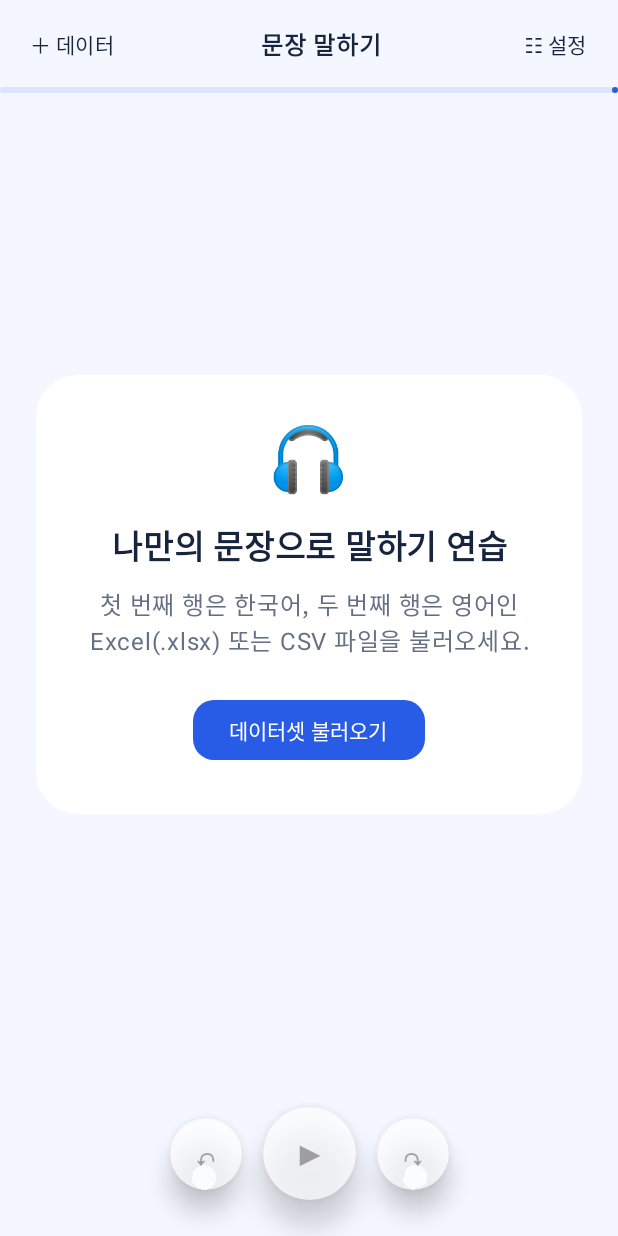
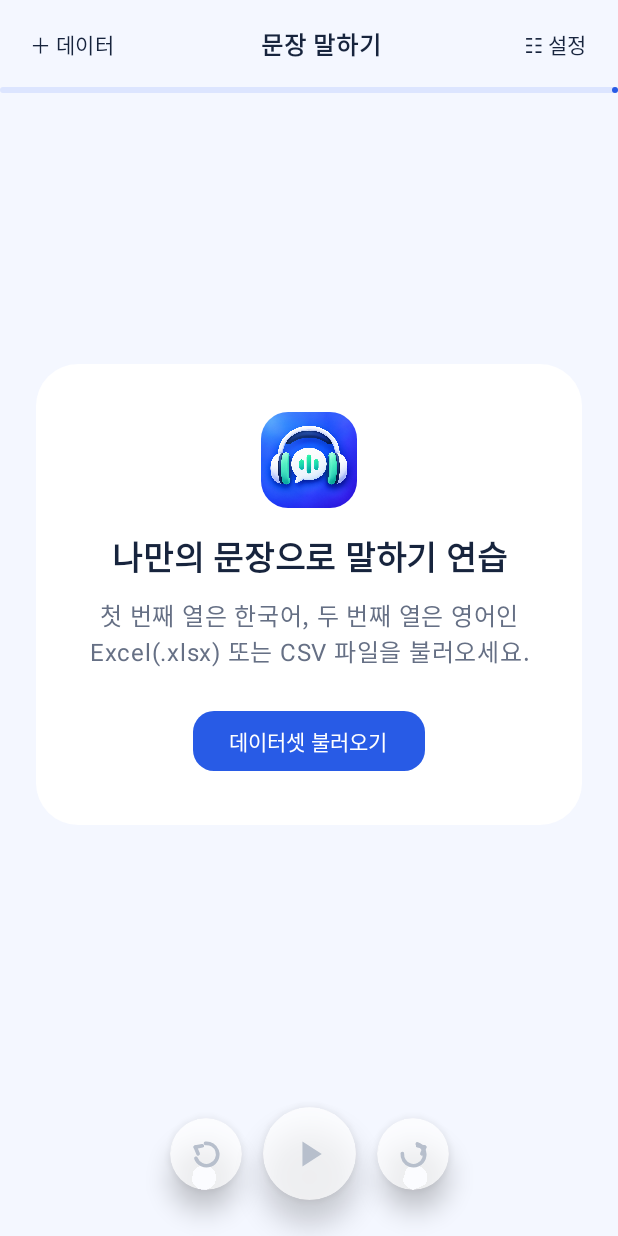
Before and after one commit to hdlee73/SpeakFlow, an Android app built with Jetpack Compose: the screen it shows after launch (MainActivity), on a phone screen of 412 x 824 dp. Run offline under Robolectric (Android 15) with nearby library versions, the light colour scheme and no system bars.

Commit message:
Fix column import and refresh app icons

```diff
--- a/app/src/main/AndroidManifest.xml
+++ b/app/src/main/AndroidManifest.xml
@@ -7,7 +7,9 @@
     </queries>
     <application
         android:allowBackup="true"
+        android:icon="@drawable/app_icon"
         android:label="SpeakFlow"
+        android:roundIcon="@drawable/app_icon"
         android:supportsRtl="true"
         android:theme="@style/Theme.SpeakFlow">
         <activity
--- a/app/src/main/java/com/example/speakflow/ui/SpeakFlowApp.kt
+++ b/app/src/main/java/com/example/speakflow/ui/SpeakFlowApp.kt
@@ -1,6 +1,7 @@
 package com.example.speakflow.ui
 
-import androidx.compose.foundation.background
+import androidx.compose.foundation.Image
+import androidx.compose.foundation.Canvas
 import androidx.compose.foundation.layout.*
 import androidx.compose.foundation.shape.CircleShape
 import androidx.compose.foundation.shape.RoundedCornerShape
@@ -9,13 +10,18 @@ import androidx.compose.runtime.*
 import androidx.compose.ui.Alignment
 import androidx.compose.ui.Modifier
 import androidx.compose.ui.draw.shadow
-import androidx.compose.ui.graphics.Brush
+import androidx.compose.ui.draw.clip
 import androidx.compose.ui.graphics.Color
+import androidx.compose.ui.graphics.Path
+import androidx.compose.ui.graphics.StrokeCap
+import androidx.compose.ui.graphics.drawscope.Stroke
+import androidx.compose.ui.res.painterResource
 import androidx.compose.ui.text.font.FontWeight
 import androidx.compose.ui.text.style.TextAlign
 import androidx.compose.ui.unit.dp
 import androidx.compose.ui.unit.sp
 import com.example.speakflow.model.*
+import com.example.speakflow.R
 
 private val Blue = Color(0xFF285BE6)
 private val Mint = Color(0xFF43C6A4)
@@ -83,11 +89,15 @@ private fun EmptyState(onImport: () -> Unit) {
         shape = RoundedCornerShape(28.dp), colors = CardDefaults.cardColors(containerColor = Color.White)
     ) {
         Column(Modifier.padding(32.dp), horizontalAlignment = Alignment.CenterHorizontally) {
-            Text("🎧", fontSize = 42.sp)
+            Image(
+                painter = painterResource(R.drawable.app_icon),
+                contentDescription = "SpeakFlow 앱 아이콘",
+                modifier = Modifier.size(64.dp).clip(RoundedCornerShape(18.dp))
+            )
             Spacer(Modifier.height(16.dp))
             Text("나만의 문장으로 말하기 연습", fontSize = 22.sp, fontWeight = FontWeight.Bold, color = Ink, textAlign = TextAlign.Center)
             Spacer(Modifier.height(10.dp))
-            Text("첫 번째 행은 한국어, 두 번째 행은 영어인 Excel(.xlsx) 또는 CSV 파일을 불러오세요.", color = Color(0xFF667085), textAlign = TextAlign.Center)
+            Text("첫 번째 열은 한국어, 두 번째 열은 영어인 Excel(.xlsx) 또는 CSV 파일을 불러오세요.", color = Color(0xFF667085), textAlign = TextAlign.Center)
             Spacer(Modifier.height(24.dp))
             Button(onClick = onImport, shape = RoundedCornerShape(14.dp)) { Text("데이터셋 불러오기") }
         }
@@ -156,22 +166,57 @@ private fun PlayerControls(state: LearningUiState, onPrevious: () -> Unit, onPla
         Modifier.fillMaxWidth().navigationBarsPadding().padding(bottom = 24.dp, top = 8.dp),
         horizontalArrangement = Arrangement.Center, verticalAlignment = Alignment.CenterVertically
     ) {
-        RoundButton("↶", 48, onPrevious, state.position > 0)
+        RoundButton(ControlIcon.Previous, 48, onPrevious, state.position > 0)
         Spacer(Modifier.width(14.dp))
-        RoundButton(if (state.phase == LessonPhase.PAUSED || state.phase == LessonPhase.IDLE || state.phase == LessonPhase.COMPLETE) "▶" else "Ⅱ", 62, onPlayPause, state.items.isNotEmpty(), primary = true)
+        RoundButton(
+            if (state.phase == LessonPhase.PAUSED || state.phase == LessonPhase.IDLE || state.phase == LessonPhase.COMPLETE) ControlIcon.Play else ControlIcon.Pause,
+            62, onPlayPause, state.items.isNotEmpty(), primary = true
+        )
         Spacer(Modifier.width(14.dp))
-        RoundButton("↷", 48, onNext, state.position < state.order.lastIndex)
+        RoundButton(ControlIcon.Next, 48, onNext, state.position < state.order.lastIndex)
     }
 }
 
+private enum class ControlIcon { Previous, Play, Pause, Next }
+
 @Composable
-private fun RoundButton(label: String, size: Int, onClick: () -> Unit, enabled: Boolean, primary: Boolean = false) {
+private fun RoundButton(icon: ControlIcon, buttonSize: Int, onClick: () -> Unit, enabled: Boolean, primary: Boolean = false) {
     FilledIconButton(
         onClick = onClick, enabled = enabled,
-        modifier = Modifier.size(size.dp).shadow(10.dp, CircleShape),
+        modifier = Modifier.size(buttonSize.dp).shadow(10.dp, CircleShape),
         colors = IconButtonDefaults.filledIconButtonColors(containerColor = if (primary) Color.White else Color.White, contentColor = Blue, disabledContainerColor = Color.White.copy(alpha = .7f)),
         shape = CircleShape
-    ) { Text(label, fontSize = if (primary) 22.sp else 18.sp, fontWeight = FontWeight.Bold) }
+    ) {
+        Canvas(Modifier.size(if (primary) 28.dp else 23.dp)) {
+            val color = if (enabled) Blue else Color(0xFFB7BFCC)
+            val stroke = Stroke(width = size.minDimension * .105f, cap = StrokeCap.Round)
+            when (icon) {
+                ControlIcon.Play -> {
+                    val path = Path().apply {
+                        moveTo(size.width * .32f, size.height * .20f)
+                        lineTo(size.width * .78f, size.height * .50f)
+                        lineTo(size.width * .32f, size.height * .80f)
+                        close()
+                    }
+                    drawPath(path, color)
+                }
+                ControlIcon.Pause -> {
+                    drawLine(color, start = androidx.compose.ui.geometry.Offset(size.width * .36f, size.height * .23f), end = androidx.compose.ui.geometry.Offset(size.width * .36f, size.height * .77f), strokeWidth = size.width * .14f, cap = StrokeCap.Round)
+                    drawLine(color, start = androidx.compose.ui.geometry.Offset(size.width * .64f, size.height * .23f), end = androidx.compose.ui.geometry.Offset(size.width * .64f, size.height * .77f), strokeWidth = size.width * .14f, cap = StrokeCap.Round)
+                }
+                ControlIcon.Previous, ControlIcon.Next -> {
+                    val isNext = icon == ControlIcon.Next
+                    drawArc(color, startAngle = if (isNext) -70f else 160f, sweepAngle = if (isNext) 255f else -255f, useCenter = false,
+                        topLeft = androidx.compose.ui.geometry.Offset(size.width * .18f, size.height * .18f),
+                        size = androidx.compose.ui.geometry.Size(size.width * .64f, size.height * .64f), style = stroke)
+                    val tipX = if (isNext) size.width * .82f else size.width * .18f
+                    val direction = if (isNext) -1f else 1f
+                    drawLine(color, androidx.compose.ui.geometry.Offset(tipX, size.height * .29f), androidx.compose.ui.geometry.Offset(tipX + direction * size.width * .20f, size.height * .25f), strokeWidth = stroke.width, cap = StrokeCap.Round)
+                    drawLine(color, androidx.compose.ui.geometry.Offset(tipX, size.height * .29f), androidx.compose.ui.geometry.Offset(tipX + direction * size.width * .08f, size.height * .48f), strokeWidth = stroke.width, cap = StrokeCap.Round)
+                }
+            }
+        }
+    }
 }
 
 @OptIn(ExperimentalMaterial3Api::class)
```
Also changed, not shown: app/src/main/java/com/example/speakflow/data/DatasetParser.kt (+10 -19 lines), app/src/main/res/drawable-nodpi/app_icon.png (added), 2 other files.
